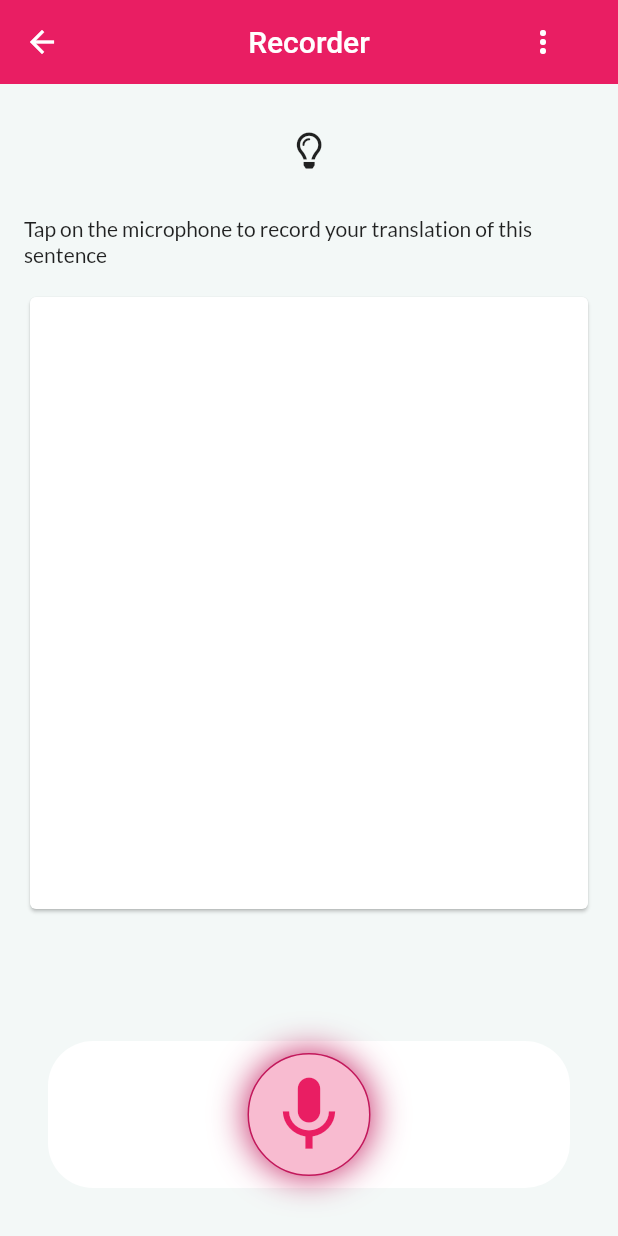
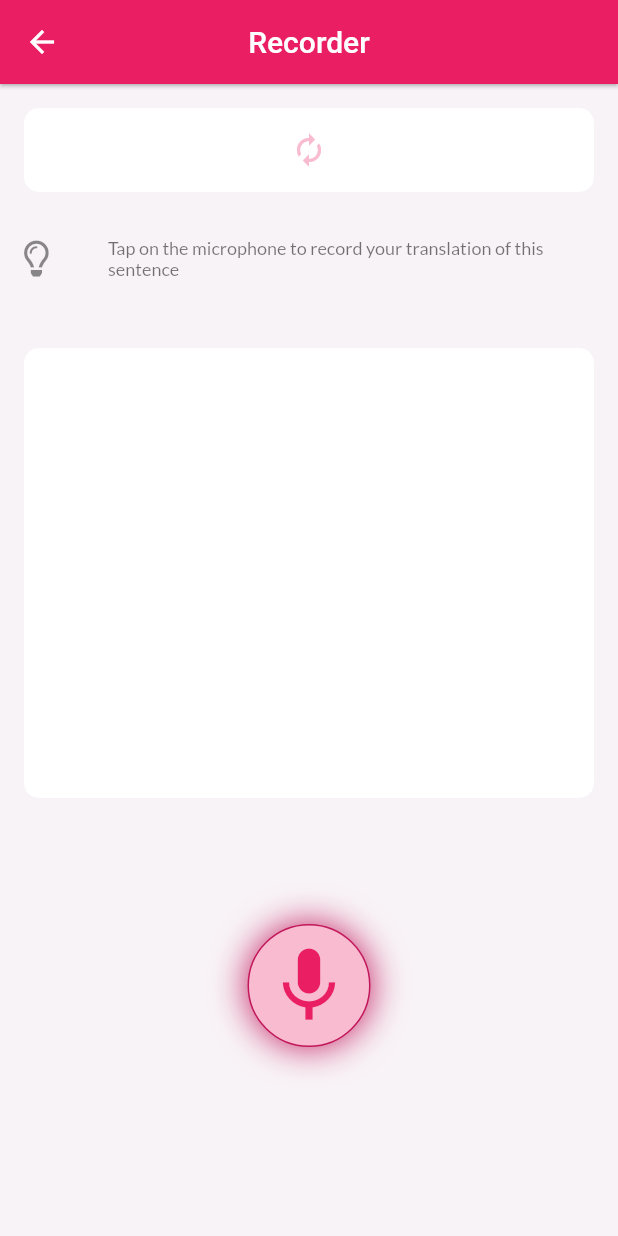
Before and after one commit to mkenlo/interpretari, a Flutter app: the TranslationScreen screen opened directly with empty values, on a phone screen of 412 x 824 dp. Run offline on Flutter 3.47's test engine with Material 2 defaults, Android fonts, the phone set to English and light mode, and no system bars; our stand-ins replace font_awesome_flutter, google_fonts, permission_handler, shared_preferences; missing offline and left inert: flutter_sound; accounts and stored records are empty; network calls fail.

Commit message:
refactored code: exported some widgets into classes

```diff
--- /dev/null
+++ b/lib/components/sentence_card_widget.dart
@@ -0,0 +1,28 @@
+import 'package:flutter/cupertino.dart';
+import 'package:flutter/material.dart';
+
+import '../models/sentence_model.dart';
+import '../res/dimensions.dart';
+
+class SentenceCardWidget extends StatelessWidget {
+  final Sentence sentence;
+  @override
+  Widget build(BuildContext context) {
+    return Container(
+        margin: EdgeInsets.symmetric(vertical: DEFAULT_PADDING),
+        decoration: BoxDecoration(
+            color: Colors.white, borderRadius: BorderRadius.circular(10.0)),
+        child: SizedBox(
+            height: 300.0,
+            child: Container(
+                padding: EdgeInsets.all(DEFAULT_PADDING),
+                child: Center(
+                    child: Text(sentence.text,
+                        style: TextStyle(
+                            color: Theme.of(context).primaryColorDark,
+                            fontWeight: FontWeight.w500,
+                            fontSize: 24.0))))));
+  }
+
+  SentenceCardWidget(this.sentence);
+}
--- /dev/null
+++ b/lib/components/translator_language_widget.dart
@@ -0,0 +1,29 @@
+import 'package:flutter/cupertino.dart';
+import 'package:flutter/material.dart';
+
+import '../res/dimensions.dart';
+
+class TranslatorLanguageWidget extends StatelessWidget {
+  final String sourceLang;
+  final String targetLang;
+  @override
+  Widget build(BuildContext context) {
+    final textStyle = TextStyle(
+        fontWeight: FontWeight.bold,
+        fontSize: 18.0,
+        color: Theme.of(context).primaryColorDark);
+
+    return Container(
+        decoration: BoxDecoration(
+            color: Colors.white, borderRadius: BorderRadius.circular(10.0)),
+        padding: EdgeInsets.all(DEFAULT_PADDING),
+        child:
+            Row(mainAxisAlignment: MainAxisAlignment.spaceBetween, children: [
+          Text(sourceLang ?? "", style: textStyle),
+          Icon(Icons.autorenew, color: Theme.of(context).primaryColorLight),
+          Text(targetLang ?? "", style: textStyle)
+        ]));
+  }
+
+  TranslatorLanguageWidget(this.sourceLang, this.targetLang);
+}
--- a/lib/res/colors.dart
+++ b/lib/res/colors.dart
@@ -2,3 +2,12 @@ import "package:flutter/material.dart";
 
 Color primaryColor = Color(0xFFFFFFFF);
 Color accentColor = Colors.pink[600];
+
+final Map<String, Color> isRecordingColor = {
+  "accent": Colors.red[600],
+  "primaryLight": Colors.red[100],
+  "primaryDark": Colors.red[800]
+};
+
+Color bgPrimaryColor = Color(
+    0xFFF8F3F7); //light purple RGB(248,243,247); Color(0xFFF3F8F7) ==> light green
--- a/lib/res/strings.dart
+++ b/lib/res/strings.dart
@@ -1,6 +1,7 @@
 /* ----------- Screen AppBar Title ------------ */
 const String TITLE_PREF_APPBAR = "Preferences";
 const String TITLE_SENTENCE_APPBAR = "Sentences";
+const String TITLE_RECORDER_APPBAR = "Recorder";
 /* ----------- End Screen AppBar Title ----------*/
 
 /* ------------ Buttons Labels ----------------*/
@@ -12,6 +13,8 @@ const String LABEL_PREF_HEADER = "Choose preferred languages";
 const String LABEL_PREF_MSG_CHOICE = "Please select your languages";
 const String LABEL_ACKNOW = "OK";
 const String LABEL_SET_PERMISSIONS = "Permissions";
+const String LABEL_RECORDING_INSTRUCTIONS =
+    "Tap on the microphone to record your translation of this sentence";
 /* ------------ End Text Labels ------*/
 /*------------- Route Name ------------*/
 const String ROUTE_HOME = "/";
--- a/lib/screens/sentence_card_widget.dart
+++ /dev/null
@@ -1,6 +0,0 @@
-import 'package:flutter/cupertino.dart';
-
-class SentenceCardWidget extends StatefulWidget {
-  @override
-  State createState() {}
-}
--- a/lib/screens/sentence_list_screen.dart
+++ b/lib/screens/sentence_list_screen.dart
@@ -6,6 +6,7 @@ import 'package:font_awesome_flutter/font_awesome_flutter.dart';
 import 'package:shared_preferences/shared_preferences.dart';
 
 import "../models/sentence_model.dart";
+import '../res/colors.dart';
 import '../res/strings.dart';
 import "../services/sentence_service.dart";
 import 'drawer_widget.dart';
@@ -59,7 +60,10 @@ class _SentenceListScreenState extends State<SentenceListScreen> {
   }
 
   Widget _buildListWidget(data) {
-    return ListView.builder(
+    return ListView.separated(
+        separatorBuilder: (context, index) {
+          return Divider();
+        },
         itemCount: data.length,
         itemBuilder: (context, index) {
           Sentence item = data[index];
@@ -107,7 +111,10 @@ class _SentenceListScreenState extends State<SentenceListScreen> {
         onRefresh: () => _refreshList());
     return Scaffold(
       appBar: appBar,
-      body: content,
+      body: Container(
+        child: content,
+        color: bgPrimaryColor,
+      ),
       drawer: Drawer(child: DrawerWidget()),
     );
   }
--- a/lib/screens/translation_screen.dart
+++ b/lib/screens/translation_screen.dart
@@ -1,22 +1,25 @@
-import 'dart:io' show File, Directory;
+import 'dart:io' show File;
 
 import 'package:flutter/cupertino.dart';
 import 'package:flutter/material.dart';
 import 'package:flutter_sound/flutter_sound.dart';
 import 'package:font_awesome_flutter/font_awesome_flutter.dart';
-import 'package:google_fonts/google_fonts.dart';
 import 'package:intl/intl.dart' show DateFormat;
-import 'package:path_provider/path_provider.dart';
 import 'package:permission_handler/permission_handler.dart';
 import 'package:shared_preferences/shared_preferences.dart';
 
+import '../components/sentence_card_widget.dart';
+import '../components/translator_language_widget.dart';
 import '../config.dart';
 import '../models/sentence_model.dart';
+import '../res/colors.dart';
 import '../res/dimensions.dart';
+import '../res/strings.dart';
+import '../services/audio_service.dart';
 import '../services/permission_service.dart';
 
 class TranslationScreen extends StatefulWidget {
-  Sentence sentence;
+  final Sentence sentence;
   @override
   State createState() {
     return TranslationScreenState();
@@ -31,19 +34,9 @@ class TranslationScreenState extends State<TranslationScreen> {
   double _recorderIconSize = 60.0;
   FlutterSoundRecorder _flutterSound;
   String _author = dummyUserName;
-  String _targetLang = "francais";
-  String _sourceLanguage = "english";
-  String _appDirectory;
+  String _targetLang = "";
+  String _sourceLanguage = "";
   String _recordedFilePath = "";
-  Sentence _currentSentence;
-  int _progression = 0;
-  PageController _pageController;
-
-  final Map<String, Color> _isRecordingColor = {
-    "accent": Colors.red[600],
-    "primaryLight": Colors.red[100],
-    "primaryDark": Colors.red[800]
-  };
 
   void _getPreferences() async {
     SharedPreferences prefs = await SharedPreferences.getInstance();
@@ -51,20 +44,12 @@ class TranslationScreenState extends State<TranslationScreen> {
       this._author = prefs.getString("username");
       this._sourceLanguage = prefs.getString("sourceLanguage");
       this._targetLang = prefs.getString("targetLanguage");
-      this._appDirectory = prefs.getString("appDirPath");
     });
-  }
-
-  Future<String> _createAudioRecordingFile(String filename) async {
-    final Directory appDir = await getExternalStorageDirectory();
-    final String filePath = appDir.path + "/$filename.$appFileExtension";
-    File(filePath).createSync();
-    return filePath;
   }
 
   void _startRecording() async {
     String filePath =
-        await _createAudioRecordingFile("sentence${widget.sentence.id}");
+        await createAudioRecordingFile("sentence${widget.sentence.id}");
     await _flutterSound.openAudioSession();
     await _flutterSound.startRecorder(toFile: filePath); // startRecorder
 
@@ -123,7 +108,7 @@ class TranslationScreenState extends State<TranslationScreen> {
               content: Text("Are you satisfied with your recording?"),
               actions: <Widget>[
                 FlatButton(
-                  color: _isRecordingColor["primaryDark"],
+                  color: isRecordingColor["primaryDark"],
                   textColor: Colors.white,
                   child: Text('No'),
                   onPressed: () {
@@ -144,17 +129,17 @@ class TranslationScreenState extends State<TranslationScreen> {
         });
   }
 
-  Widget _buildRecorderWidget() {
+  Widget recorderWidget() {
     Widget stopIcon = Icon(Icons.stop,
-        size: _recorderIconSize, color: _isRecordingColor["accent"]);
+        size: _recorderIconSize, color: isRecordingColor["accent"]);
     Widget micIcon = Icon(Icons.mic,
         size: _recorderIconSize, color: Theme.of(context).accentColor);
 
     Color darkColor = Theme.of(context).primaryColorDark;
     Color lightColor = Theme.of(context).primaryColorLight;
     if (_isRecording) {
-      darkColor = _isRecordingColor["primaryDark"];
-      lightColor = _isRecordingColor["primaryLight"];
+      darkColor = isRecordingColor["primaryDark"];
+      lightColor = isRecordingColor["primaryLight"];
     }
 
     Widget recorder = GestureDetector(
@@ -168,10 +153,10 @@ class TranslationScreenState extends State<TranslationScreen> {
         },
         child: Container(
             child: _flutterSound.isRecording ? stopIcon : micIcon,
-            padding: new EdgeInsets.all(10.0),
-            decoration: new BoxDecoration(
-                border: new Border.all(color: darkColor, width: 1.0),
-                borderRadius: new BorderRadius.circular(80.0),
+            padding: EdgeInsets.all(10.0),
+            decoration: BoxDecoration(
+                border: Border.all(color: darkColor, width: 1.0),
+                borderRadius: BorderRadius.circular(80.0),
                 color: lightColor,
                 boxShadow: [
                   new BoxShadow(color: darkColor, blurRadius: 20.0)
@@ -180,48 +165,7 @@ class TranslationScreenState extends State<TranslationScreen> {
     return recorder;
   }
 
-  Widget _buildControlsWidget() {
-    final textStyle = TextStyle(
-        fontWeight: FontWeight.bold,
-        fontSize: 18.0,
-        color: Theme.of(context).primaryColorDark);
-
-    final controls = Container(
-        decoration: BoxDecoration(
-          color: Colors.white,
-          borderRadius: BorderRadius.circular(30.0),
-        ),
-        padding: EdgeInsets.symmetric(
-            horizontal: DEFAULT_PADDING, vertical: DEFAULT_PADDING / 2),
-        child:
-            Row(mainAxisAlignment: MainAxisAlignment.spaceBetween, children: [
-          Text(_sourceLanguage ?? "", style: textStyle),
-          _buildRecorderWidget(),
-          Text(_targetLang ?? "", style: textStyle),
-        ]));
-    return Padding(padding: EdgeInsets.all(DEFAULT_PADDING), child: controls);
-  }
-
-  Widget _buildSentenceCard(Sentence phrase) {
-    return Card(
-        elevation: 1.0,
-        child: Container(
-            height: MediaQuery.of(context).size.height / 2,
-            width: MediaQuery.of(context).size.width,
-            padding: EdgeInsets.all(DEFAULT_PADDING),
-            child: Center(
-                child: Text(
-              phrase.text,
-              style: GoogleFonts.overlock(
-                  textStyle: TextStyle(
-                      color: Theme.of(context).accentColor,
-                      letterSpacing: 1.75,
-                      fontSize: 24.0,
-                      fontWeight: FontWeight.bold)),
-            ))));
-  }
-
-  Widget _buildTimerWidget() {
+  Widget timerWidget() {
     return Padding(
       padding: const EdgeInsets.all(DEFAULT_PADDING),
       child: Text("$_recorderTimer", style: TextStyle(fontSize: 30.0)),
@@ -249,46 +193,24 @@ class TranslationScreenState extends State<TranslationScreen> {
   Widget build(BuildContext context) {
     final content = Container(
         padding: EdgeInsets.all(DEFAULT_PADDING),
-        color: Color(0xFFF3F8F7),
+        color: bgPrimaryColor,
         child: Column(children: [
-          Column(
-            children: [
-              Padding(
-                  padding: EdgeInsets.symmetric(vertical: DEFAULT_PADDING),
-                  child: FaIcon(FontAwesomeIcons.lightbulb)),
-              Wrap(
-                children: [
-                  Padding(
-                    padding:
-                        const EdgeInsets.symmetric(vertical: DEFAULT_PADDING),
-                    child: Text(
-                      "Tap on the microphone to record your translation of this sentence",
-                    ),
-                  )
-                ],
-              )
-            ],
-          ),
-          Expanded(child: _buildSentenceCard(widget.sentence)),
-          _buildTimerWidget(),
-          _buildControlsWidget()
+          TranslatorLanguageWidget(_sourceLanguage, _targetLang),
+          ListTile(
+              leading: FaIcon(FontAwesomeIcons.lightbulb),
+              title: Text(LABEL_RECORDING_INSTRUCTIONS,
+                  style: Theme.of(context).textTheme.caption),
+              contentPadding: EdgeInsets.symmetric(vertical: DEFAULT_PADDING)),
+          SentenceCardWidget(widget.sentence),
+          timerWidget(),
+          recorderWidget(),
         ]));
 
-    //return content;
     return Scaffold(
-        backgroundColor: Theme.of(context).primaryColor,
         appBar: AppBar(
             centerTitle: true,
-            title: Text("Recorder"),
-            elevation: 0,
-            actions: [
-              FlatButton.icon(
-                  label: Text(""),
-                  onPressed: () {
-                    print("More button was pressed");
-                  },
-                  icon: Icon(Icons.more_vert, color: Colors.white))
-            ]),
+            title: Text(TITLE_RECORDER_APPBAR),
+            elevation: 1.0),
         body: content);
   }
 }
--- /dev/null
+++ b/lib/services/audio_service.dart
@@ -0,0 +1,18 @@
+import 'dart:async';
+import 'dart:io';
+
+import 'package:path_provider/path_provider.dart';
+
+const String APP_FILE_EXTENSION = "m4a";
+
+Future<String> createAudioRecordingFile(String filename) async {
+  final Directory appDir = await getExternalStorageDirectory();
+  final String filePath = appDir.path + "/$filename.$APP_FILE_EXTENSION";
+  File(filePath).createSync();
+  return filePath;
+}
+
+Future<String> getAudioFullPath(String filename) async {
+  final Directory appDir = await getExternalStorageDirectory();
+  return appDir.path + "/$filename.$APP_FILE_EXTENSION";
+}
--- a/lib/services/permission_service.dart
+++ b/lib/services/permission_service.dart
@@ -19,13 +19,3 @@ Future<bool> requestAppPermission() async {
 
   return granted;
 }
-
-/*void createAppStorage() async {
-  print("create app storage");
-  PackageInfo packageInfo = await PackageInfo.fromPlatform();
-  final Directory extDir = await getExternalStorageDirectory();
-  final String appDirPath = extDir.path + "/" + packageInfo.appName;
-  SharedPreferences prefs = await SharedPreferences.getInstance();
-  await prefs.setString('appDirPath', appDirPath);
-  Directory(appDirPath).createSync();
-}*/
```
Also changed, not shown: 2 other files.
